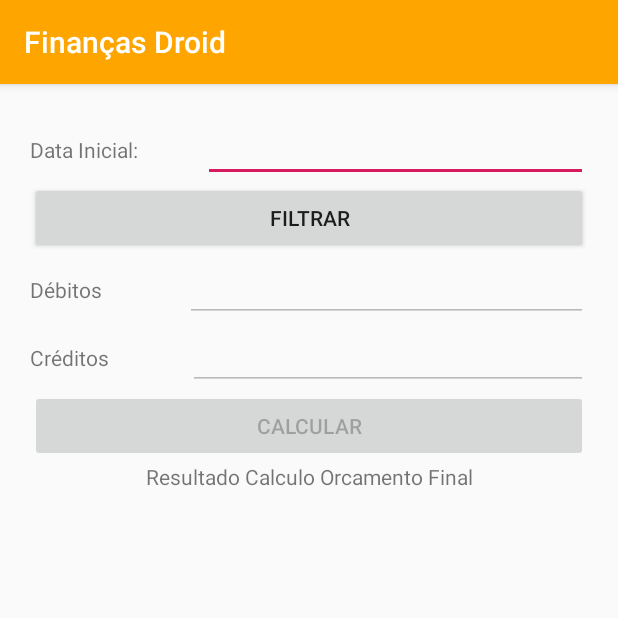
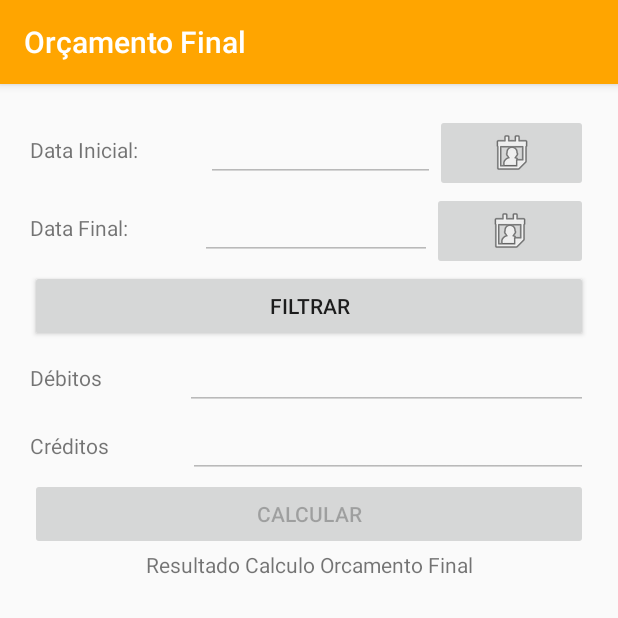
Before and after one commit to CaioCresencio/ProjetoFinancas, an Android app: the OrcamentoFinal screen opened directly, with no data from a screen before it, on a phone screen of 412 x 824 dp, the top half of it. Run offline under Robolectric (Android 15) with nearby library versions, the phone set to English and light mode, and no system bars.

Commit message:
ATULIZAÇÕES
Feito alteração nos nomes de cada tela, criado botões de calendario, filtro de datas arrumado

```diff
--- a/FINANCASDROID/app/src/main/java/com/example/financasdroid/VIEW/OrcamentoFinal.java
+++ b/FINANCASDROID/app/src/main/java/com/example/financasdroid/VIEW/OrcamentoFinal.java
@@ -2,6 +2,7 @@ package com.example.financasdroid.VIEW;
 
 import android.icu.text.DateFormat;
 import android.icu.text.SimpleDateFormat;
+import android.media.Image;
 import android.os.Build;
 import android.support.annotation.RequiresApi;
 import android.support.v7.app.AlertDialog;
@@ -11,6 +12,7 @@ import android.view.View;
 import android.widget.Button;
 import android.widget.CalendarView;
 import android.widget.EditText;
+import android.widget.ImageButton;
 import android.widget.Spinner;
 import android.widget.TextView;
 import android.widget.Toast;
@@ -31,7 +33,10 @@ public class OrcamentoFinal extends AppCompatActivity {
 
     private static class ViewHolder{
         EditText editDataInicial;
-        //EditText editDataFinal;
+        EditText editDataFinal;
+
+        ImageButton imageButtonDataInicial;
+        ImageButton imageButtonDataFinal;
 
         EditText editCredito;
         EditText editDebito;
@@ -51,6 +56,9 @@ public class OrcamentoFinal extends AppCompatActivity {
     private LancamentoDAO lancamentoDAO;
     private ArrayList<Lancamento> listLancamento;
 
+    private long dataInicialSelecionada;
+    private long dataFinalSelecionada;
+
     @Override
     protected void onCreate(Bundle savedInstanceState) {
         super.onCreate(savedInstanceState);
@@ -58,7 +66,7 @@ public class OrcamentoFinal extends AppCompatActivity {
 
         criarComponentes();
 
-        viewHolder.editDataInicial.setOnClickListener(new View.OnClickListener(){
+        viewHolder.imageButtonDataInicial.setOnClickListener(new View.OnClickListener(){
             @RequiresApi(api = Build.VERSION_CODES.N)
             @Override
             public void onClick(View v) {
@@ -75,6 +83,10 @@ public class OrcamentoFinal extends AppCompatActivity {
                     @Override
                     public void onSelectedDayChange(CalendarView view, int year, int month, int dayOfMonth) {
 
+                        Calendar c = Calendar.getInstance();
+                        c.set(year,month,dayOfMonth); // dia de hoje
+                        dataInicialSelecionada = c.getTimeInMillis();
+
                         int ano = year;
                         int mes = month+1; // Ele inica de 0
                         int dia = dayOfMonth;
@@ -88,35 +100,39 @@ public class OrcamentoFinal extends AppCompatActivity {
             }
         });
 
-//        viewHolder.editDataFinal.setOnClickListener(new View.OnClickListener(){
-//            @RequiresApi(api = Build.VERSION_CODES.N)
-//            @Override
-//            public void onClick(View v) {
-//                AlertDialog.Builder builder = new AlertDialog.Builder(OrcamentoFinal.this);
-//                View view = getLayoutInflater().inflate(R.layout.calendario, null);
-//
-//                final CalendarView widget = (CalendarView) view.findViewById(R.id.calendarView);
-//
-//                builder.setView(view);
-//                AlertDialog dialog = builder.create();
-//                dialog.show();
-//
-//                widget.setOnDateChangeListener(new CalendarView.OnDateChangeListener() {
-//                    @Override
-//                    public void onSelectedDayChange(CalendarView view, int year, int month, int dayOfMonth) {
-//
-//                        int ano = year;
-//                        int mes = month;
-//                        int dia = dayOfMonth;
-//
-//                        dataSelecionada = dia + "-" + mes + "-" + ano;
-//                        viewHolder.editDataFinal.setText(dataSelecionada);
-//                    }
-//                });
-//
-//
-//            }
-//        });
+        viewHolder.imageButtonDataFinal.setOnClickListener(new View.OnClickListener(){
+            @RequiresApi(api = Build.VERSION_CODES.N)
+            @Override
+            public void onClick(View v) {
+                AlertDialog.Builder builder = new AlertDialog.Builder(OrcamentoFinal.this);
+                View view = getLayoutInflater().inflate(R.layout.calendario, null);
+
+                final CalendarView widget = (CalendarView) view.findViewById(R.id.calendarView);
+
+                builder.setView(view);
+                AlertDialog dialog = builder.create();
+                dialog.show();
+
+                widget.setOnDateChangeListener(new CalendarView.OnDateChangeListener() {
+                    @Override
+                    public void onSelectedDayChange(CalendarView view, int year, int month, int dayOfMonth) {
+
+                        Calendar c = Calendar.getInstance();
+                        c.set(year,month,dayOfMonth); // dia de hoje
+                        dataFinalSelecionada = c.getTimeInMillis();
+
+                        int ano = year;
+                        int mes = month+1; // Ele inica de 0
+                        int dia = dayOfMonth;
+
+                        dataSelecionada = dia + "-" + mes + "-" + ano;
+                        viewHolder.editDataFinal.setText(dataSelecionada);
+                    }
+                });
+
+
+            }
+        });
 
 
         viewHolder.buttonFiltrar.setOnClickListener(new View.OnClickListener() {
@@ -134,23 +150,30 @@ public class OrcamentoFinal extends AppCompatActivity {
         });
     }
 
+
+
     private void buttonFiltrarClicado(){
         String mensagem = validarCamposVazios();
-        String dataInicial = viewHolder.editDataInicial.getText().toString();
-        //String dataFinal = viewHolder.editDataFinal.getText().toString();
         valorDebito = 0.0;
         valorCredito = 0.0;
 
         if(mensagem.equals("SUCESSO")){
             lancamentoDAO = new LancamentoDAO(this);
-            listLancamento = lancamentoDAO.getLancamentoPorPeriodo(dataInicial);
+            listLancamento = lancamentoDAO.getTodosLancamentos();
+            System.out.println("Tamanho lista: " + listLancamento.size());
+            System.out.println("Data inicial em long: " + dataInicialSelecionada);
+            System.out.println("Data final em long: " + dataFinalSelecionada);
 
-            System.out.println("Tamanho lista: " + listLancamento.size());
             for (Lancamento l:listLancamento) {
-                if(l.getTipo().equals("C")){
-                    valorCredito+=l.getValor();
-                }else{
-                    valorDebito+=l.getValor();
+                System.out.println("Data Lancamento  em Long: " + l.getData());
+
+                if ((Long.parseLong(l.getData()) > dataInicialSelecionada) && (Long.parseLong(l.getData()) < dataFinalSelecionada)){
+                    System.out.println("Tipo: " + l.getTipo());
+                    if(l.getTipo().equals("C")){
+                        valorCredito+=l.getValor();
+                    }else{
+                        valorDebito+=l.getValor();
+                    }
                 }
             }
 
@@ -182,9 +205,12 @@ public class OrcamentoFinal extends AppCompatActivity {
 
     private void criarComponentes(){
         this.viewHolder.editDataInicial = (EditText) findViewById(R.id.editDataInicial);
-        //this.viewHolder.editDataFinal = (EditText) findViewById(R.id.editDataFinal);
+        this.viewHolder.editDataFinal = (EditText) findViewById(R.id.editDataFinal);
         this.viewHolder.editCredito = (EditText) findViewById(R.id.editCreditos);
         this.viewHolder.editDebito = (EditText) findViewById(R.id.editDebitos);
+
+        this.viewHolder.imageButtonDataInicial = (ImageButton) findViewById(R.id.imageButtonDataInicial);
+        this.viewHolder.imageButtonDataFinal = (ImageButton) findViewById(R.id.imageButtonDataFinal);
 
         this.viewHolder.txtResultado= (TextView) findViewById(R.id.txtOrcamentoFinal);
 
--- a/FINANCASDROID/app/src/main/res/layout/activity_orcamento_final.xml
+++ b/FINANCASDROID/app/src/main/res/layout/activity_orcamento_final.xml
@@ -25,8 +25,45 @@
             android:layout_width="wrap_content"
             android:layout_height="wrap_content"
             android:layout_weight="1"
-            android:ems="10"
+            android:ems="5"
+            android:enabled="false"
             android:inputType="textPersonName" />
+
+        <ImageButton
+            android:id="@+id/imageButtonDataInicial"
+            android:layout_width="wrap_content"
+            android:layout_height="wrap_content"
+            android:layout_weight="1"
+            app:srcCompat="@android:drawable/ic_menu_my_calendar" />
+    </LinearLayout>
+
+    <LinearLayout
+        android:layout_width="match_parent"
+        android:layout_height="wrap_content"
+        android:orientation="horizontal">
+
+        <TextView
+            android:id="@+id/textView56"
+            android:layout_width="wrap_content"
+            android:layout_height="wrap_content"
+            android:layout_weight="1"
+            android:text="Data Final:" />
+
+        <EditText
+            android:id="@+id/editDataFinal"
+            android:layout_width="wrap_content"
+            android:layout_height="wrap_content"
+            android:layout_weight="1"
+            android:ems="5"
+            android:enabled="false"
+            android:inputType="textPersonName" />
+
+        <ImageButton
+            android:id="@+id/imageButtonDataFinal"
+            android:layout_width="wrap_content"
+            android:layout_height="wrap_content"
+            android:layout_weight="1"
+            app:srcCompat="@android:drawable/ic_menu_my_calendar" />
     </LinearLayout>
 
     <LinearLayout
```
Also changed, not shown: FINANCASDROID/app/src/main/AndroidManifest.xml (+22 -7 lines), FINANCASDROID/app/src/main/java/com/example/financasdroid/ADAPTER/CreditosMensaisAdapter.java (+6 -2 lines), FINANCASDROID/app/src/main/java/com/example/financasdroid/ADAPTER/DebitosMensaisAdapter.java (+6 -1 lines), FINANCASDROID/app/src/main/java/com/example/financasdroid/ADAPTER/LancamentosAdapter.java (+6 -2 lines), FINANCASDROID/app/src/main/java/com/example/financasdroid/VIEW/CriarLancamento.java (+22 -8 lines), FINANCASDROID/app/src/main/res/layout/activity_criar_lancamentos.xml (+28 -6 lines), FINANCASDROID/app/src/main/res/values/strings.xml (+7 -1 lines).
